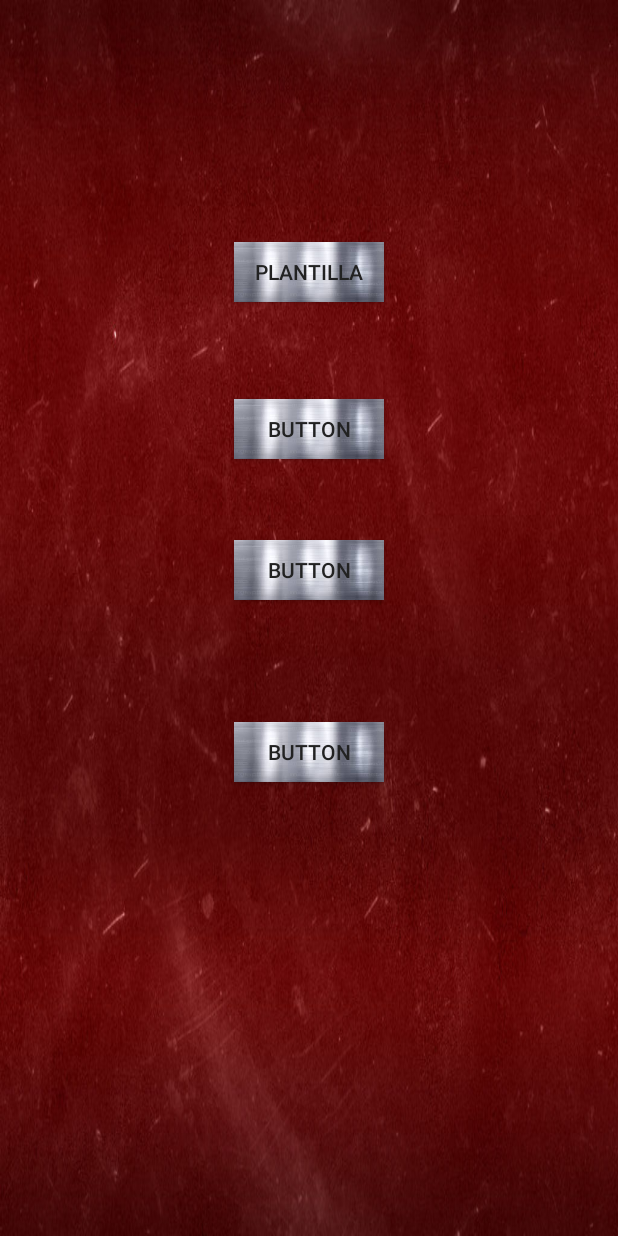
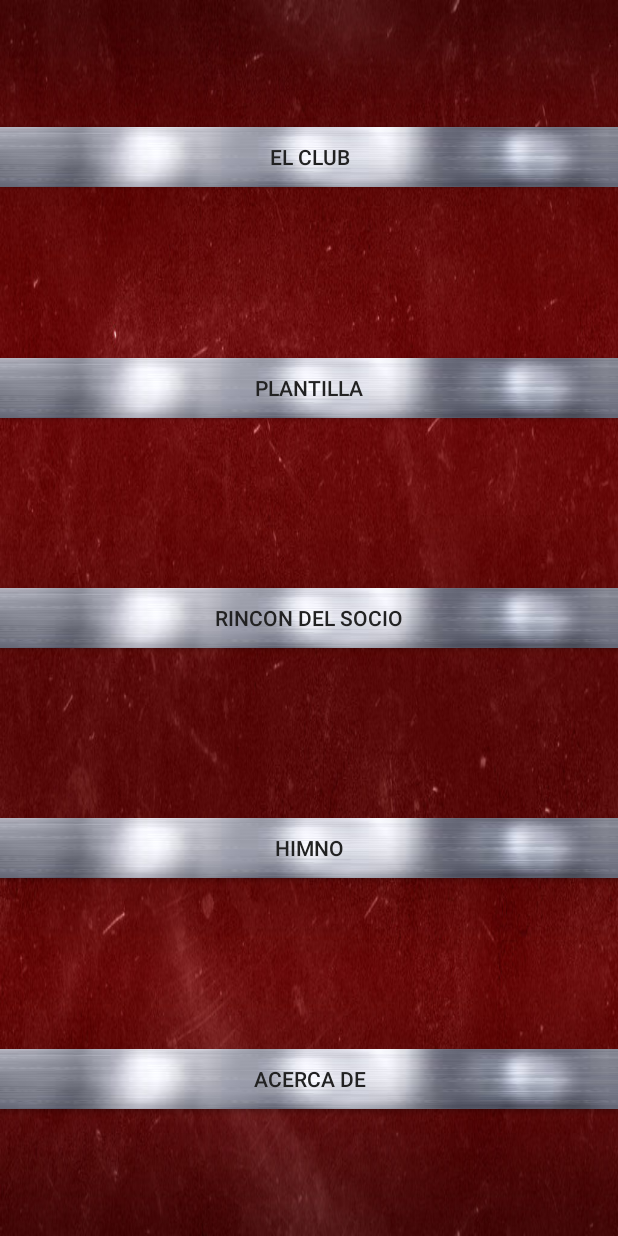
Before and after one commit to Lor-n82/MyAthletic, an Android app: the Main2Activity screen opened directly, with no data from a screen before it, on a phone screen of 412 x 824 dp. Run offline under Robolectric (Android 15) with nearby library versions, the phone set to English and light mode, and no system bars.

Commit message:
- added all main activities - added all onClick Events

```diff
--- a/app/src/main/res/layout/activity_main.xml
+++ b/app/src/main/res/layout/activity_main.xml
@@ -16,7 +16,7 @@
         android:background="@drawable/metal"
         android:onClick="onClick"
         android:text="@string/empezar"
-        android:textColor="#000"
+        android:textColor="#222"
         app:layout_constraintBottom_toBottomOf="parent"
         app:layout_constraintHorizontal_bias="0.497"
         app:layout_constraintLeft_toLeftOf="parent"
--- a/app/src/main/res/layout/activity_main2.xml
+++ b/app/src/main/res/layout/activity_main2.xml
@@ -5,11 +5,30 @@
     android:layout_width="match_parent"
     android:layout_height="match_parent"
     android:background="@drawable/redmetal"
-    tools:context="com.example.in2dm3_03.myathletic.Main2Activity">
+    tools:context="com.example.in2dm3_03.myathletic.Main2Activity"
+    tools:layout_editor_absoluteY="25dp">
+
+    <Button
+        android:id="@+id/buttonClub"
+        android:layout_width="0dp"
+        android:layout_height="40dp"
+        android:layout_marginBottom="8dp"
+        android:layout_marginTop="8dp"
+        android:background="@drawable/metal"
+        android:onClick="onClick"
+        android:text="@string/club"
+        android:textColor="#222"
+        app:layout_constraintBottom_toBottomOf="parent"
+        app:layout_constraintEnd_toEndOf="parent"
+        app:layout_constraintLeft_toLeftOf="parent"
+        app:layout_constraintRight_toRightOf="parent"
+        app:layout_constraintStart_toStartOf="parent"
+        app:layout_constraintTop_toTopOf="parent"
+        app:layout_constraintVertical_bias="0.1" />
 
     <Button
         android:id="@+id/buttonPlantilla"
-        android:layout_width="100dp"
+        android:layout_width="0dp"
         android:layout_height="40dp"
         android:layout_marginBottom="8dp"
         android:layout_marginTop="8dp"
@@ -18,55 +37,63 @@
         android:textColor="#222"
         android:onClick="onClick"
         app:layout_constraintBottom_toBottomOf="parent"
+        app:layout_constraintEnd_toEndOf="parent"
         app:layout_constraintLeft_toLeftOf="parent"
         app:layout_constraintRight_toRightOf="parent"
+        app:layout_constraintStart_toStartOf="parent"
         app:layout_constraintTop_toTopOf="parent"
-        app:layout_constraintVertical_bias="0.19999999" />
+        app:layout_constraintVertical_bias="0.3" />
 
     <Button
-        android:id="@+id/button2"
-        android:layout_width="100dp"
+        android:id="@+id/buttonSocio"
+        android:layout_width="0dp"
         android:layout_height="40dp"
         android:layout_marginBottom="8dp"
         android:layout_marginTop="8dp"
         android:background="@drawable/metal"
-        android:text="Button"
+        android:text="@string/socios"
+        android:textColor="#222"
+        android:onClick="onClick"
+        app:layout_constraintBottom_toBottomOf="parent"
+        app:layout_constraintEnd_toEndOf="parent"
+        app:layout_constraintLeft_toLeftOf="parent"
+        app:layout_constraintRight_toRightOf="parent"
+        app:layout_constraintStart_toStartOf="parent"
+        app:layout_constraintTop_toTopOf="parent"
+        app:layout_constraintVertical_bias="0.5"/>
+
+    <Button
+        android:id="@+id/buttonHimno"
+        android:layout_width="0dp"
+        android:layout_height="40dp"
+        android:layout_marginBottom="8dp"
+        android:layout_marginTop="8dp"
+        android:background="@drawable/metal"
+        android:onClick="onClick"
+        android:text="@string/himno"
         android:textColor="#222"
         app:layout_constraintBottom_toBottomOf="parent"
         app:layout_constraintLeft_toLeftOf="parent"
         app:layout_constraintRight_toRightOf="parent"
-        app:layout_constraintTop_toBottomOf="@+id/buttonPlantilla"
-        app:layout_constraintVertical_bias="0.100000024" />
+        app:layout_constraintTop_toTopOf="parent"
+        app:layout_constraintVertical_bias="0.7"
+        tools:text="@string/himno" />
 
     <Button
-        android:id="@+id/button3"
-        android:layout_width="100dp"
+        android:id="@+id/buttonAcerca"
+        android:layout_width="0dp"
         android:layout_height="40dp"
         android:layout_marginBottom="8dp"
         android:layout_marginTop="8dp"
         android:background="@drawable/metal"
-        android:text="Button"
-        android:textColor="#222"
-        app:layout_constraintBottom_toBottomOf="parent"
-        app:layout_constraintLeft_toLeftOf="parent"
-        app:layout_constraintRight_toRightOf="parent"
-        app:layout_constraintTop_toBottomOf="@+id/button2"
-        app:layout_constraintVertical_bias="0.100000024" />
-
-    <Button
-        android:id="@+id/buttonHimno"
-        android:layout_width="100dp"
-        android:layout_height="40dp"
-        android:layout_marginBottom="8dp"
-        android:layout_marginTop="8dp"
-        android:background="@drawable/metal"
-        android:text="Button"
+        android:text="@string/acerca"
         android:textColor="#222"
         android:onClick="onClick"
         app:layout_constraintBottom_toBottomOf="parent"
+        app:layout_constraintEnd_toEndOf="parent"
         app:layout_constraintLeft_toLeftOf="parent"
         app:layout_constraintRight_toRightOf="parent"
-        app:layout_constraintTop_toBottomOf="@+id/button3"
-        app:layout_constraintVertical_bias="0.19999999"
-        tools:text="@string/himno" />
+        app:layout_constraintStart_toStartOf="parent"
+        app:layout_constraintTop_toTopOf="parent"
+        app:layout_constraintVertical_bias="0.9" />
 </android.support.constraint.ConstraintLayout>
--- a/app/src/main/res/values/strings.xml
+++ b/app/src/main/res/values/strings.xml
@@ -7,7 +7,8 @@
     <!--Botones Menu-->
     <string name="plantilla">Plantilla</string>
     <string name="himno">Himno</string>
-    <string name="b">Pulsa para empezar</string>
-    <string name="c">Pulsa para empezar</string>
+    <string name="socios">Rincon del Socio</string>
+    <string name="acerca">Acerca de</string>
+    <string name="club">El Club</string>
 
 </resources>
```
Also changed, not shown: app/src/main/AndroidManifest.xml (+6 -1 lines), app/src/main/java/com/example/in2dm3_03/myathletic/Acerca.java (added, +13 -0 lines), app/src/main/java/com/example/in2dm3_03/myathletic/Club.java (added, +13 -0 lines), app/src/main/java/com/example/in2dm3_03/myathletic/Main2Activity.java (+11 -2 lines), app/src/main/java/com/example/in2dm3_03/myathletic/Socio.java (added, +13 -0 lines), app/src/main/res/layout/activity_acerca.xml (added, +10 -0 lines), app/src/main/res/layout/activity_club.xml (added, +10 -0 lines), app/src/main/res/layout/activity_socio.xml (added, +10 -0 lines).
